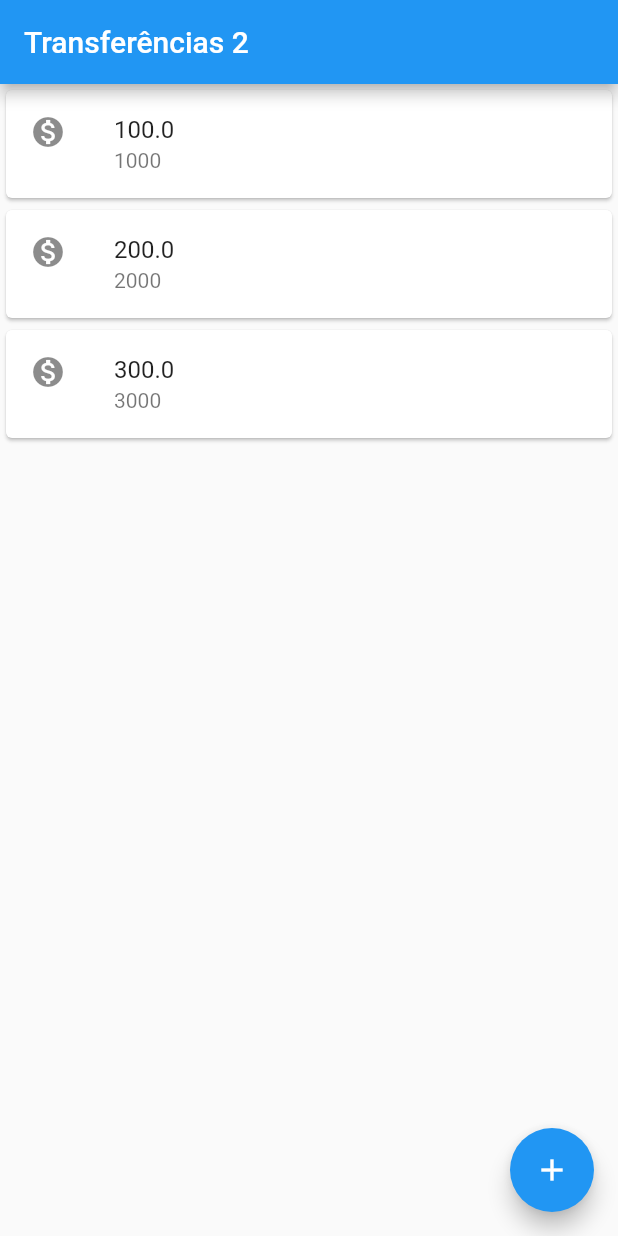
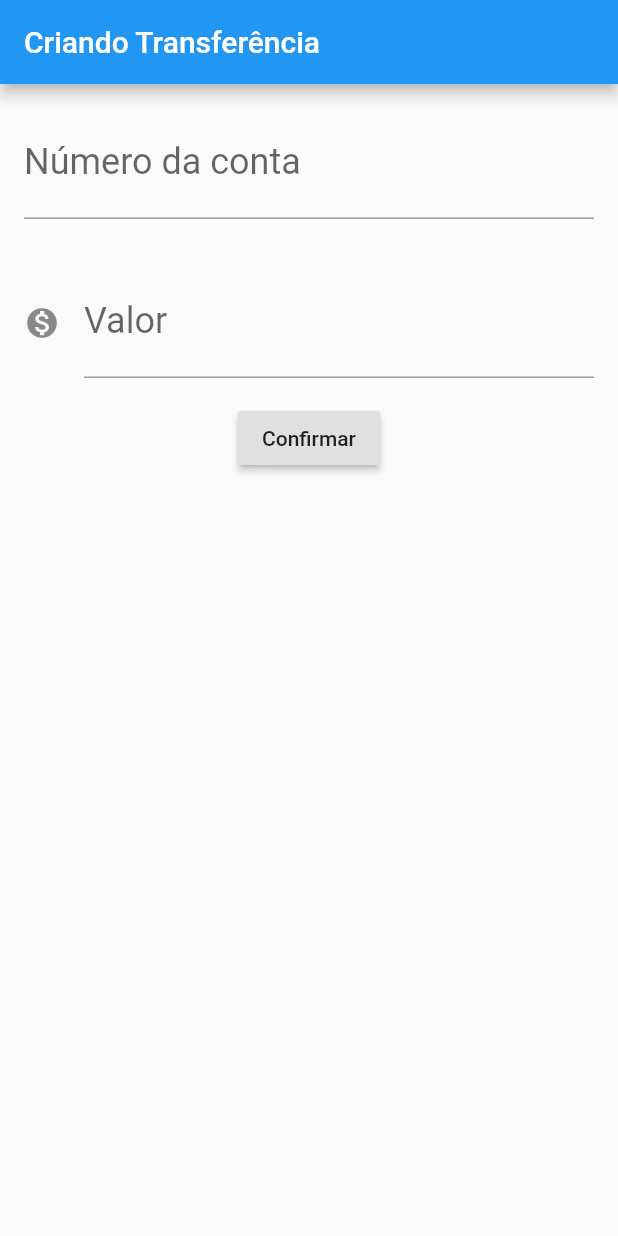
Before and after one commit to williansmartins/flutter, a Flutter app: the screen it shows after launch, on a phone screen of 412 x 824 dp. Run offline on Flutter 3.47's test engine with Material 2 defaults, Android fonts, the phone set to English and light mode, and no system bars.

Commit message:
acao do botao

```diff
--- a/lib/main.dart
+++ b/lib/main.dart
@@ -1,32 +1,94 @@
 import 'package:flutter/material.dart';
 
-void main() => runApp(MaterialApp(
+void main() => runApp(BytebankApp());
+
+class BytebankApp extends StatelessWidget {
+  @override
+  Widget build(BuildContext context) {
+    return MaterialApp(
       home: Scaffold(
-        body: ListaTransferencias(),
+        body: FormularioTransferencia(),
+      ),
+    );
+  }
+}
+
+class FormularioTransferencia extends StatelessWidget {
+  final TextEditingController _controladorCampoNumeroConta =
+  TextEditingController();
+  final TextEditingController _controladorCampoValor = TextEditingController();
+
+  @override
+  Widget build(BuildContext context) {
+    return Scaffold(
         appBar: AppBar(
-          title: Text('Transferências 2'),
+          title: Text('Criando Transferência'),
         ),
-        floatingActionButton: FloatingActionButton(
-          child: Icon(Icons.add),
+        body: Column(
+          children: <Widget>[
+            Padding(
+              padding: const EdgeInsets.all(16.0),
+              child: TextField(
+                controller: _controladorCampoNumeroConta,
+                style: TextStyle(fontSize: 24.0),
+                decoration: InputDecoration(
+                    labelText: 'Número da conta', hintText: '0000'),
+                keyboardType: TextInputType.number,
               ),
             ),
+            Padding(
+              padding: const EdgeInsets.all(16.0),
+              child: TextField(
+                controller: _controladorCampoValor,
+                style: TextStyle(fontSize: 24.0),
+                decoration: InputDecoration(
+                    icon: Icon(Icons.monetization_on),
+                    labelText: 'Valor',
+                    hintText: '0.00'),
+                keyboardType: TextInputType.number,
+              ),
+            ),
+            RaisedButton(
+              child: Text('Confirmar'),
+              onPressed: () {
+                debugPrint('clicou no confirmar');
+                final int numeroConta =
+                int.tryParse(_controladorCampoNumeroConta.text);
+                final double valor =
+                double.tryParse(_controladorCampoValor.text);
+                if (numeroConta != null && valor != null) {
+                  final transferenciaCriada = Transferencia(valor, numeroConta);
+                  debugPrint('$transferenciaCriada');
+                }
+              },
+            )
+          ],
         ));
+  }
+}
 
 class ListaTransferencias extends StatelessWidget {
   @override
   Widget build(BuildContext context) {
-    return Column(
+    return Scaffold(
+      appBar: AppBar(
+        title: Text('Transferências'),
+      ),
+      body: Column(
         children: <Widget>[
           ItemTransferencia(Transferencia(100.0, 1000)),
           ItemTransferencia(Transferencia(200.0, 2000)),
           ItemTransferencia(Transferencia(300.0, 3000)),
         ],
+      ),
+      floatingActionButton: FloatingActionButton(
+        child: Icon(Icons.add),
+      ),
     );
   }
 }
 
 class ItemTransferencia extends StatelessWidget {
-
   final Transferencia _transferencia;
 
   ItemTransferencia(this._transferencia);
@@ -47,4 +109,11 @@ class Transferencia {
   final int numeroConta;
 
   Transferencia(this.valor, this.numeroConta);
+
+  @override
+  String toString() {
+    return 'Transferencia{valor: $valor, numeroConta: $numeroConta}';
   }
+
+
+}
```
Lines whose indentation alone changed are shown as unchanged.
